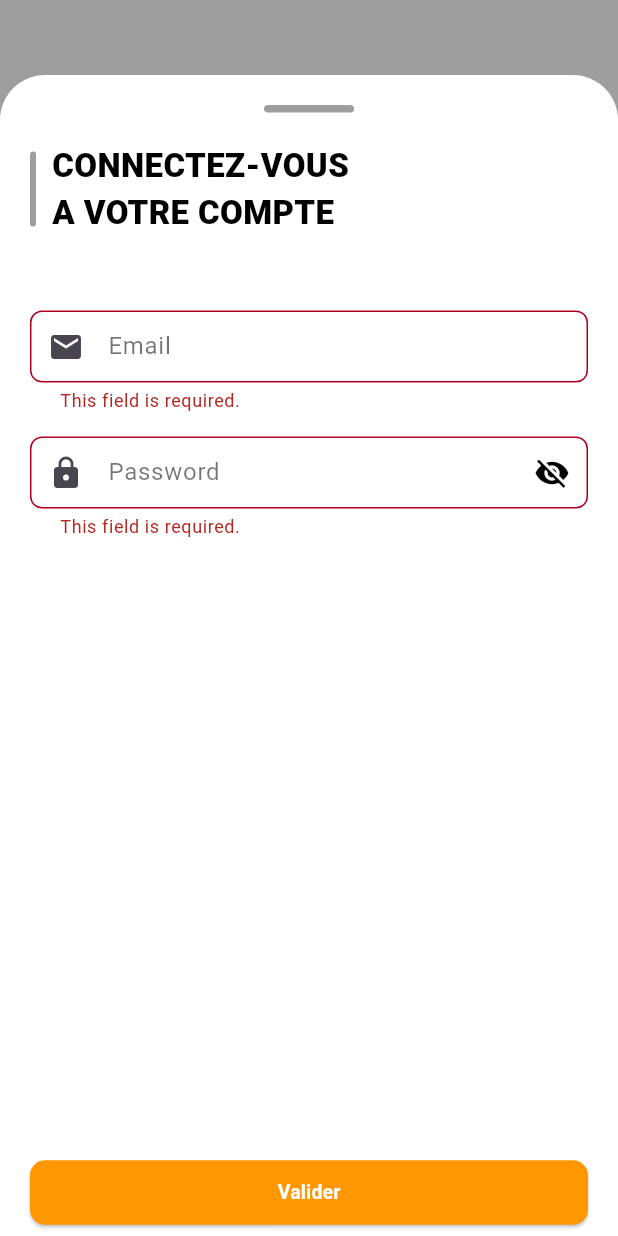
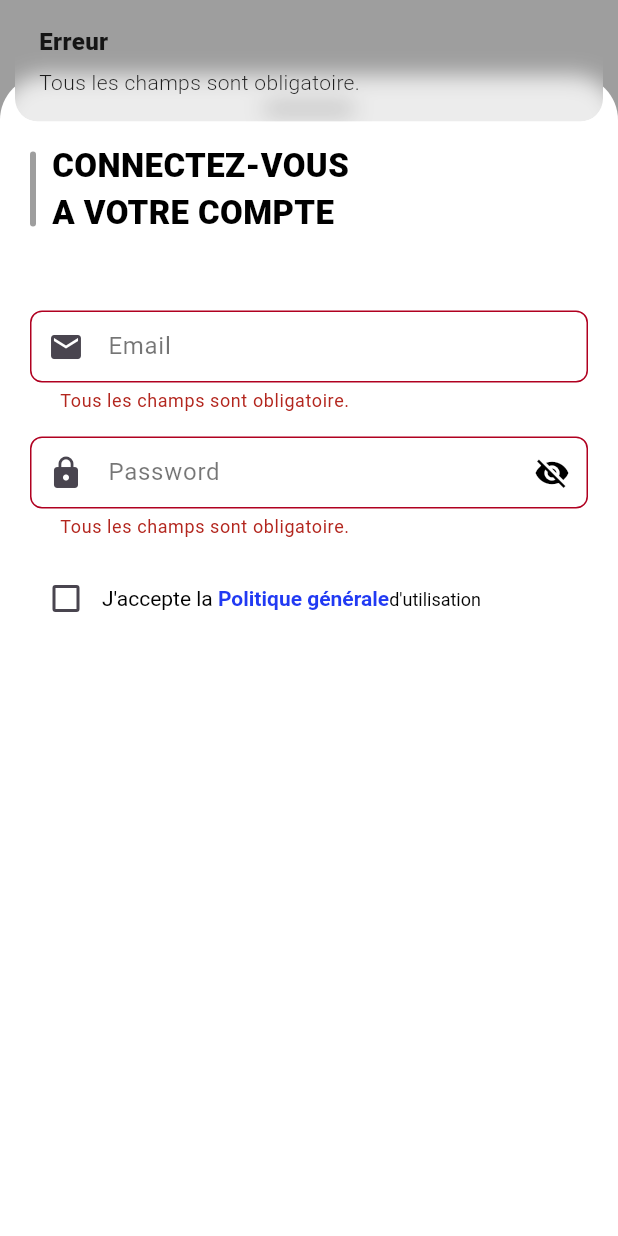
Before and after one commit to Daymond2025/fournisseurMobile, a Flutter app: the screen it shows after launch, after a tap on "Valider", on a phone screen of 412 x 824 dp. Run offline on Flutter 3.47's test engine with Material 3 defaults, Android fonts, the light colour scheme and no system bars; our stand-ins replace dropdown_button2, flutter_easyloading, flutter_spinkit, get, get_storage, image_picker and 1 more; missing offline and left inert: barcode_scan2; accounts and stored records are empty.

Commit message:
end point

```diff
--- a/lib/constants/constantApp.dart
+++ b/lib/constants/constantApp.dart
@@ -7,10 +7,10 @@ class AppConstants {
   static const String appName = 'MyFlutterApp';
   static const String appVersion = '1.0.0';
   static const String companyName = 'My Company';
-    static const String currency = 'CFA';
+  static const String currency = 'CFA';
 
   // API URLs
-  static const String baseUrl = 'https://v2.daymondboutique.com/api/v2';
+  static const String baseUrl = 'https://v3.daymondboutique.com/api/v2';
   static const String loginUrl = '$baseUrl/auth/supplier/login';
   static const String userURL = '$baseUrl/user';
   //static const String registerUrl = '$baseUrl/auth/register';
@@ -73,7 +73,7 @@ class AppConstants {
   );
 
   // Error Messages
-  static const String fieldRequiredError = 'This field is required.';
+  static const String fieldRequiredError = 'Tous les champs sont obligatoire.';
   static const String invalidEmailError = 'Please enter a valid email address.';
 
   // Button Styles
--- a/lib/screens/auth/loginScreen.dart
+++ b/lib/screens/auth/loginScreen.dart
@@ -1,6 +1,8 @@
 import 'package:flutter/material.dart';
+import 'package:flutter_easyloading/flutter_easyloading.dart';
 import 'package:get/get.dart';
 import 'package:flutter_spinkit/flutter_spinkit.dart';
+import 'package:url_launcher/url_launcher.dart';
 import '../../constants/app_pages.dart';
 import '../../constants/constantApp.dart';
 import '../../controllers/GetUsercontroller.dart';
@@ -21,6 +23,7 @@ class _LoginSreenState extends State<LoginSreen> {
   final TextEditingController _passwordController = TextEditingController();
   final _formKey = GlobalKey<FormState>();
   bool _obscureText = true;
+  bool _acceptPolicy = false;
   final LoginController loginController = Get.put(LoginController());
 
   void _toggle() {
@@ -141,6 +144,56 @@ class _LoginSreenState extends State<LoginSreen> {
                           return null;
                         },
                       ),
+                      const SizedBox(height: 16.0),
+                      Row(
+                        children: [
+                          Checkbox(
+                            value: _acceptPolicy,
+                            onChanged: (value) {
+                              setState(() {
+                                _acceptPolicy = value!;
+                              });
+                            },
+                          ),
+                          Expanded(
+                            child: InkWell(
+                              onTap: () async {
+                                const url =
+                                    'https://supplier.daymondboutique.com/conditions-generales';
+
+                                if (await canLaunch(url)) {
+                                  await launch(url);
+
+                                  EasyLoading.dismiss();
+                                  // showGetSnackBar(messageText: "Un enregistrement ajouté avec succès!");
+                                  return;
+                                } else {
+                                  throw 'Could not launch $url';
+                                }
+                              },
+                              child: RichText(
+                                text: const TextSpan(
+                                  text: 'J\'accepte la ',
+                                  style: TextStyle(color: Colors.black),
+                                  children: [
+                                    TextSpan(
+                                      text: 'Politique générale',
+                                      style: TextStyle(
+                                        color: Color.fromARGB(255, 33, 58, 243),
+                                        fontWeight: FontWeight.bold,
+                                      ),
+                                    ),
+                                    TextSpan(
+                                        text: "d'utilisation",
+                                        style: AppConstants.bodyTextStyle),
+                                  ],
+                                ),
+                              ),
+                            ),
+                          ),
+                        ],
+                      ),
+
                       SizedBox(
                         height: MediaQuery.of(context).size.height * 0.5,
                       ),
@@ -151,11 +204,15 @@ class _LoginSreenState extends State<LoginSreen> {
                               onPressed: loginController.isLoading.value
                                   ? null // Désactiver le bouton pendant le chargement
                                   : () {
-                                      if (_formKey.currentState!.validate()) {
+                                      if (_formKey.currentState!.validate() &&
+                                          _acceptPolicy == true) {
                                         loginController.loginUser(
                                           _emailController.text,
                                           _passwordController.text,
                                         );
+                                      } else {
+                                        Get.snackbar("Erreur",
+                                            AppConstants.fieldRequiredError );
                                       }
                                     },
                               style: AppConstants.validateButtonStyle,
--- a/lib/screens/views/detailNeworderScreen.dart
+++ b/lib/screens/views/detailNeworderScreen.dart
@@ -198,7 +198,7 @@ class _CommandHomeState extends State<CommandHome> {
                   padding: EdgeInsets.all(16.0),
                   child: Column(
                     children: [
-                      Text(
+                      const Text(
                         'Détail de la commande',
                         style: AppConstants.bodyTextStyle,
                       ),
```
